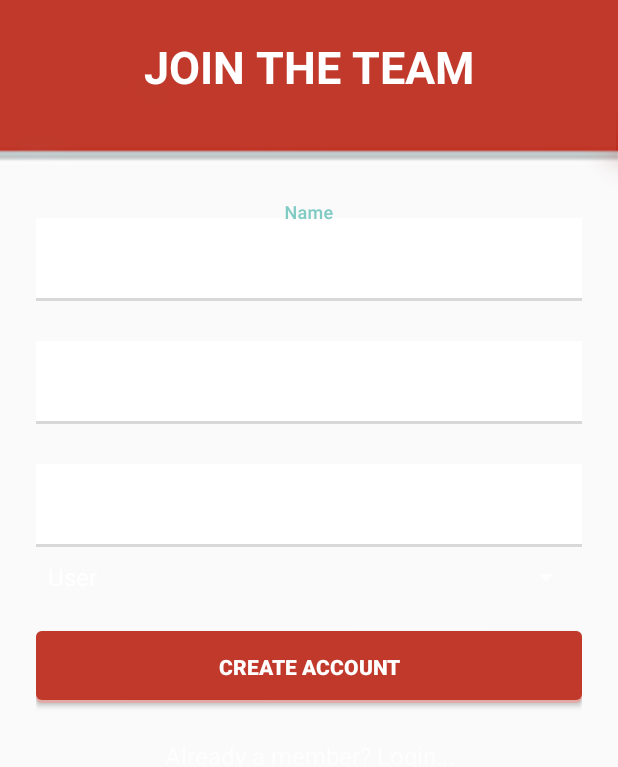
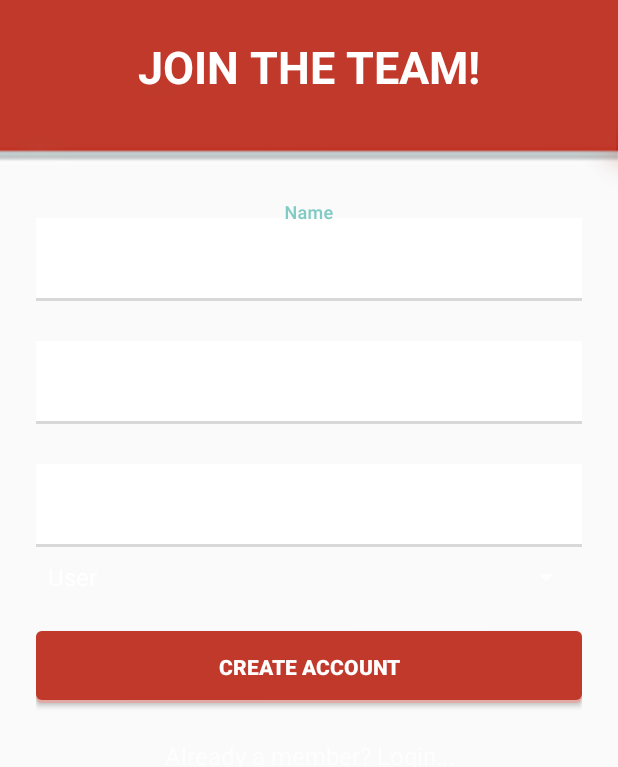
Before and after one commit to Tomislav776/Foodzye, an Android app: the SignupActivity screen opened directly, with no data from a screen before it, on a phone screen of 412 x 824 dp, the part 321-1088 px from its top. Run offline under Robolectric (Android 15) with nearby library versions, the phone set to English and light mode, and no system bars; our stand-ins replace ButterKnife.

Commit message:
Diazjn login i sign up

```diff
--- a/app/src/main/res/layout/activity_signup.xml
+++ b/app/src/main/res/layout/activity_signup.xml
@@ -23,7 +23,7 @@
         <TextView
             android:layout_width="wrap_content"
             android:layout_height="wrap_content"
-            android:text="JOIN THE TEAM"
+            android:text="JOIN THE TEAM!"
             android:id="@+id/textView"
             android:layout_gravity="center_horizontal"
             android:textColor="#ffffff"
```
